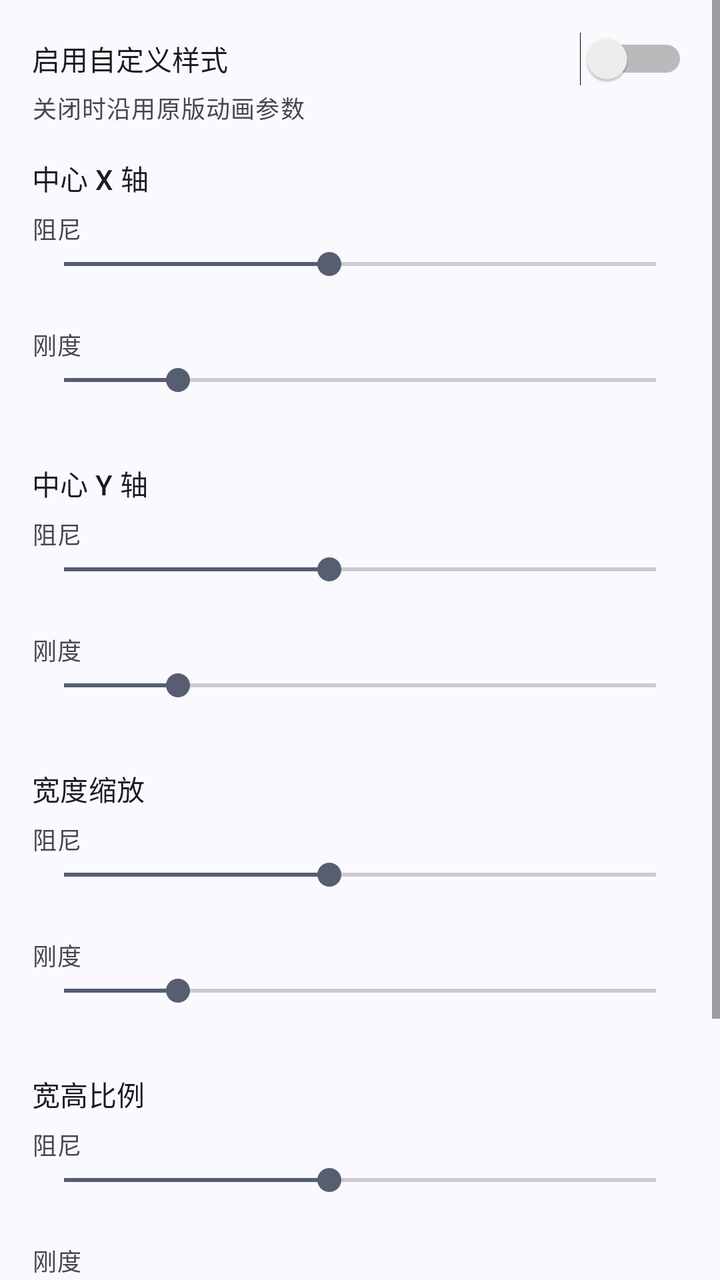
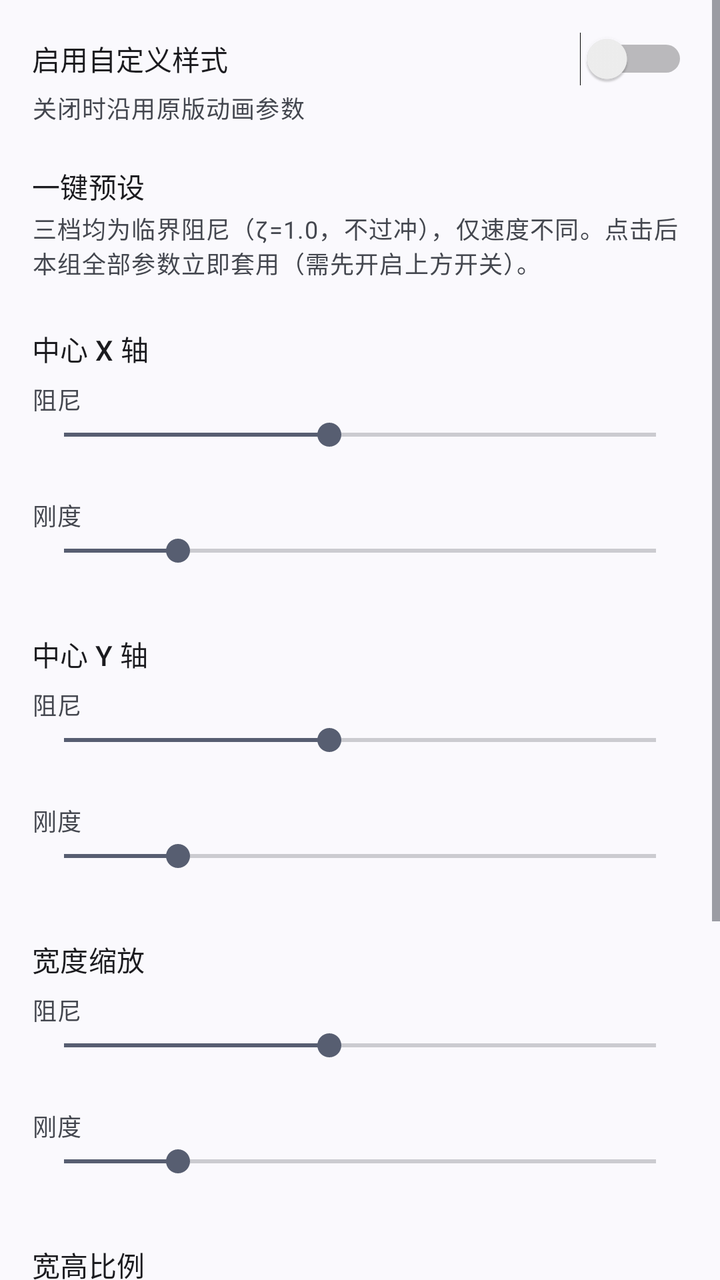

Two renders of the same Android screen: before a commit and after it. Below are the layout's source before the change and the commit's diff.
<!-- AndroidManifest.xml: application theme Theme.LiquidGlass -->
<!-- res/layout/view_anim_params.xml -->
<?xml version="1.0" encoding="utf-8"?>
<ScrollView xmlns:android="http://schemas.android.com/apk/res/android"
    android:layout_width="match_parent"
    android:layout_height="match_parent"
    android:fillViewport="true">

    <LinearLayout
        android:layout_width="match_parent"
        android:layout_height="wrap_content"
        android:orientation="vertical"
        android:padding="16dp">

        <Switch
            android:id="@+id/switchAnimEnabled"
            android:layout_width="match_parent"
            android:layout_height="wrap_content"
            android:text="@string/settings_anim_enable_custom" />

        <TextView
            android:id="@+id/animEnabledDesc"
            android:layout_width="match_parent"
            android:layout_height="wrap_content"
            android:layout_marginTop="2dp"
            android:text="@string/settings_anim_enable_custom_desc"
            android:textAppearance="?attr/textAppearanceBodySmall"
            android:textColor="?android:attr/textColorSecondary" />

        
        <TextView
            android:layout_width="wrap_content"
            android:layout_height="wrap_content"
            android:layout_marginTop="16dp"
            android:text="@string/settings_anim_sec_x"
            android:textAppearance="?attr/textAppearanceTitleSmall" />

        <TextView
            android:layout_width="wrap_content"
            android:layout_height="wrap_content"
            android:layout_marginTop="6dp"
            android:text="@string/settings_anim_damping"
            android:textAppearance="?attr/textAppearanceBodySmall"
            android:textColor="?android:attr/textColorSecondary" />

        <SeekBar
            android:id="@+id/seekAnimXDamping"
            android:layout_width="match_parent"
            android:layout_height="wrap_content"
            android:max="290"
            android:progress="130" />

        <TextView
            android:id="@+id/animXDampingValue"
            android:layout_width="wrap_content"
            android:layout_height="wrap_content"
            android:textAppearance="?attr/textAppearanceBodySmall"
            android:textColor="?android:attr/textColorSecondary" />

        <TextView
            android:layout_width="wrap_content"
            android:layout_height="wrap_content"
            android:layout_marginTop="6dp"
            android:text="@string/settings_anim_stiffness"
            android:textAppearance="?attr/textAppearanceBodySmall"
            android:textColor="?android:attr/textColorSecondary" />

        <SeekBar
            android:id="@+id/seekAnimXStiffness"
            android:layout_width="match_parent"
            android:layout_height="wrap_content"
            android:max="2999"
            android:progress="579" />

        <TextView
            android:id="@+id/animXStiffnessValue"
            android:layout_width="wrap_content"
            android:layout_height="wrap_content"
            android:textAppearance="?attr/textAppearanceBodySmall"
            android:textColor="?android:attr/textColorSecondary" />

        
        <TextView
            android:layout_width="wrap_content"
            android:layout_height="wrap_content"
            android:layout_marginTop="16dp"
            android:text="@string/settings_anim_sec_y"
            android:textAppearance="?attr/textAppearanceTitleSmall" />

        <TextView
            android:layout_width="wrap_content"
            android:layout_height="wrap_content"
            android:layout_marginTop="6dp"
            android:text="@string/settings_anim_damping"
            android:textAppearance="?attr/textAppearanceBodySmall"
            android:textColor="?android:attr/textColorSecondary" />

        <SeekBar
            android:id="@+id/seekAnimYDamping"
            android:layout_width="match_parent"
            android:layout_height="wrap_content"
            android:max="290"
            android:progress="130" />

        <TextView
            android:id="@+id/animYDampingValue"
            android:layout_width="wrap_content"
            android:layout_height="wrap_content"
            android:textAppearance="?attr/textAppearanceBodySmall"
            android:textColor="?android:attr/textColorSecondary" />

        <TextView
            android:layout_width="wrap_content"
            android:layout_height="wrap_content"
            android:layout_marginTop="6dp"
            android:text="@string/settings_anim_stiffness"
            android:textAppearance="?attr/textAppearanceBodySmall"
            android:textColor="?android:attr/textColorSecondary" />

        <SeekBar
            android:id="@+id/seekAnimYStiffness"
            android:layout_width="match_parent"
            android:layout_height="wrap_content"
            android:max="2999"
            android:progress="579" />

        <TextView
            android:id="@+id/animYStiffnessValue"
            android:layout_width="wrap_content"
            android:layout_height="wrap_content"
            android:textAppearance="?attr/textAppearanceBodySmall"
            android:textColor="?android:attr/textColorSecondary" />

        
        <TextView
            android:layout_width="wrap_content"
            android:layout_height="wrap_content"
            android:layout_marginTop="16dp"
            android:text="@string/settings_anim_sec_width"
            android:textAppearance="?attr/textAppearanceTitleSmall" />

        <TextView
            android:layout_width="wrap_content"
            android:layout_height="wrap_content"
            android:layout_marginTop="6dp"
            android:text="@string/settings_anim_damping"
            android:textAppearance="?attr/textAppearanceBodySmall"
            android:textColor="?android:attr/textColorSecondary" />

        <SeekBar
            android:id="@+id/seekAnimWidthDamping"
            android:layout_width="match_parent"
            android:layout_height="wrap_content"
            android:max="290"
            android:progress="130" />

        <TextView
            android:id="@+id/animWidthDampingValue"
            android:layout_width="wrap_content"
            android:layout_height="wrap_content"
            android:textAppearance="?attr/textAppearanceBodySmall"
            android:textColor="?android:attr/textColorSecondary" />

        <TextView
            android:layout_width="wrap_content"
            android:layout_height="wrap_content"
            android:layout_marginTop="6dp"
            android:text="@string/settings_anim_stiffness"
            android:textAppearance="?attr/textAppearanceBodySmall"
            android:textColor="?android:attr/textColorSecondary" />

        <SeekBar
            android:id="@+id/seekAnimWidthStiffness"
            android:layout_width="match_parent"
            android:layout_height="wrap_content"
            android:max="2999"
            android:progress="579" />

        <TextView
            android:id="@+id/animWidthStiffnessValue"
            android:layout_width="wrap_content"
            android:layout_height="wrap_content"
            android:textAppearance="?attr/textAppearanceBodySmall"
            android:textColor="?android:attr/textColorSecondary" />

        
        <TextView
            android:layout_width="wrap_content"
            android:layout_height="wrap_content"
            android:layout_marginTop="16dp"
            android:text="@string/settings_anim_sec_height"
            android:textAppearance="?attr/textAppearanceTitleSmall" />

        <TextView
            android:layout_width="wrap_content"
            android:layout_height="wrap_content"
            android:layout_marginTop="6dp"
            android:text="@string/settings_anim_damping"
            android:textAppearance="?attr/textAppearanceBodySmall"
            android:textColor="?android:attr/textColorSecondary" />

        <SeekBar
            android:id="@+id/seekAnimHeightDamping"
            android:layout_width="match_parent"
            android:layout_height="wrap_content"
            android:max="290"
            android:progress="130" />

        <TextView
            android:id="@+id/animHeightDampingValue"
            android:layout_width="wrap_content"
            android:layout_height="wrap_content"
            android:textAppearance="?attr/textAppearanceBodySmall"
            android:textColor="?android:attr/textColorSecondary" />

        <TextView
            android:layout_width="wrap_content"
            android:layout_height="wrap_content"
            android:layout_marginTop="6dp"
            android:text="@string/settings_anim_stiffness"
            android:textAppearance="?attr/textAppearanceBodySmall"
            android:textColor="?android:attr/textColorSecondary" />

        <SeekBar
            android:id="@+id/seekAnimHeightStiffness"
            android:layout_width="match_parent"
            android:layout_height="wrap_content"
            android:max="2999"
            android:progress="579" />

        <TextView
            android:id="@+id/animHeightStiffnessValue"
            android:layout_width="wrap_content"
            android:layout_height="wrap_content"
            android:textAppearance="?attr/textAppearanceBodySmall"
            android:textColor="?android:attr/textColorSecondary" />

        
        <TextView
            android:layout_width="wrap_content"
            android:layout_height="wrap_content"
            android:layout_marginTop="16dp"
            android:text="@string/settings_anim_sec_fade"
            android:textAppearance="?attr/textAppearanceTitleSmall" />

        <SeekBar
            android:id="@+id/seekAnimFadeDuration"
            android:layout_width="match_parent"
            android:layout_height="wrap_content"
            android:layout_marginTop="6dp"
            android:max="145"
            android:progress="29" />

        <TextView
            android:id="@+id/animFadeDurationValue"
            android:layout_width="wrap_content"
            android:layout_height="wrap_content"
            android:textAppearance="?attr/textAppearanceBodySmall"
            android:textColor="?android:attr/textColorSecondary" />

        <TextView
            android:layout_width="match_parent"
            android:layout_height="wrap_content"
            android:layout_marginTop="20dp"
            android:text="@string/settings_anim_restart_note"
            android:textAppearance="?attr/textAppearanceBodySmall"
            android:textColor="?android:attr/textColorSecondary" />

    </LinearLayout>
</ScrollView>
<!-- resources referenced by this layout -->
<resources>
  <string name="settings_anim_damping">阻尼</string>
  <string name="settings_anim_enable_custom">启用自定义样式</string>
  <string name="settings_anim_enable_custom_desc">关闭时沿用原版动画参数</string>
  <string name="settings_anim_restart_note">提示：参数改动即时生效，无需重启桌面。</string>
  <string name="settings_anim_sec_fade">图标透明度</string>
  <string name="settings_anim_sec_height">宽高比例</string>
  <string name="settings_anim_sec_width">宽度缩放</string>
  <string name="settings_anim_sec_x">中心 X 轴</string>
  <string name="settings_anim_sec_y">中心 Y 轴</string>
  <string name="settings_anim_stiffness">刚度</string>
  <style name="Theme.LiquidGlass" parent="Theme.Material3.DynamicColors.DayNight.NoActionBar" />
</resources>

<!-- the commit's change to res/layout/view_anim_params.xml (unified diff, before → after) -->
@@ -1,5 +1,6 @@
 <?xml version="1.0" encoding="utf-8"?>
 <ScrollView xmlns:android="http://schemas.android.com/apk/res/android"
+    xmlns:app="http://schemas.android.com/apk/res-auto"
     android:layout_width="match_parent"
     android:layout_height="match_parent"
     android:fillViewport="true">
@@ -29,6 +30,49 @@
         <TextView
             android:layout_width="wrap_content"
             android:layout_height="wrap_content"
+            android:layout_marginTop="20dp"
+            android:text="@string/settings_anim_preset_title"
+            android:textAppearance="?attr/textAppearanceTitleSmall" />
+
+        <TextView
+            android:layout_width="match_parent"
+            android:layout_height="wrap_content"
+            android:layout_marginTop="2dp"
+            android:text="@string/settings_anim_preset_desc"
+            android:textAppearance="?attr/textAppearanceBodySmall"
+            android:textColor="?android:attr/textColorSecondary" />
+
+        <com.google.android.material.chip.ChipGroup
+            android:id="@+id/animPresetChips"
+            android:layout_width="match_parent"
+            android:layout_height="wrap_content"
+            android:layout_marginTop="8dp"
+            app:chipSpacingHorizontal="8dp" />
+
+        
+        <com.google.android.material.button.MaterialButton
+            android:id="@+id/btnSyncFromOpen"
+            style="?attr/materialButtonOutlinedStyle"
+            android:layout_width="wrap_content"
+            android:layout_height="wrap_content"
+            android:layout_marginTop="12dp"
+            android:text="@string/settings_anim_sync_open"
+            android:visibility="gone" />
+
+        <TextView
+            android:id="@+id/txtSyncFromOpenDesc"
+            android:layout_width="match_parent"
+            android:layout_height="wrap_content"
+            android:layout_marginTop="2dp"
+            android:text="@string/settings_anim_sync_open_desc"
+            android:textAppearance="?attr/textAppearanceBodySmall"
+            android:textColor="?android:attr/textColorSecondary"
+            android:visibility="gone" />
+
+        
+        <TextView
+            android:layout_width="wrap_content"
+            android:layout_height="wrap_content"
             android:layout_marginTop="16dp"
             android:text="@string/settings_anim_sec_x"
             android:textAppearance="?attr/textAppearanceTitleSmall" />
<!-- resource entries referenced after the edit -->
@@ -3,6 +3,8 @@
   <string name="settings_anim_damping">阻尼</string>
   <string name="settings_anim_enable_custom">启用自定义样式</string>
   <string name="settings_anim_enable_custom_desc">关闭时沿用原版动画参数</string>
+  <string name="settings_anim_preset_desc">三档均为临界阻尼（ζ=1.0，不过冲），仅速度不同。点击后本组全部参数立即套用（需先开启上方开关）。</string>
+  <string name="settings_anim_preset_title">一键预设</string>
   <string name="settings_anim_restart_note">提示：参数改动即时生效，无需重启桌面。</string>
   <string name="settings_anim_sec_fade">图标透明度</string>
   <string name="settings_anim_sec_height">宽高比例</string>
@@ -10,6 +12,8 @@
   <string name="settings_anim_sec_x">中心 X 轴</string>
   <string name="settings_anim_sec_y">中心 Y 轴</string>
   <string name="settings_anim_stiffness">刚度</string>
+  <string name="settings_anim_sync_open">同步打开</string>
+  <string name="settings_anim_sync_open_desc">把「打开动画」的全部参数整组复制到打断动画。</string>
   <style name="Theme.LiquidGlass" parent="Theme.Material3.DynamicColors.DayNight.NoActionBar" />
 </resources>
 
